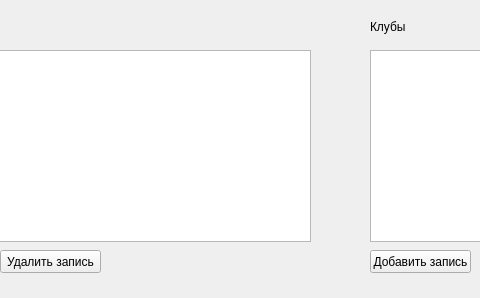
Qt form filling.ui (KelHeor23/SMB_Tournament) before a commit; both pictures show x 130 to 610 and y 0 to 298 of the 729 by 298 pixel window.
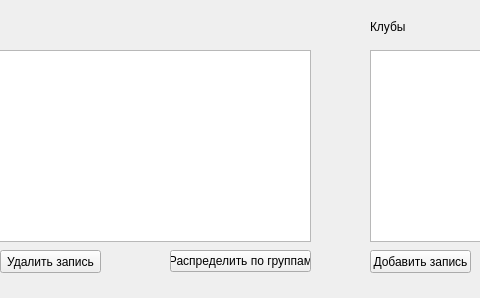
The same form after that commit.

The edit to the form file:
```diff
--- a/filling.ui
+++ b/filling.ui
@@ -123,6 +123,22 @@
     <bool>false</bool>
    </property>
   </widget>
+  <widget class="QPushButton" name="toGroupBtn">
+   <property name="geometry">
+    <rect>
+     <x>300</x>
+     <y>250</y>
+     <width>141</width>
+     <height>22</height>
+    </rect>
+   </property>
+   <property name="text">
+    <string>Распределить по группам</string>
+   </property>
+   <property name="autoDefault">
+    <bool>false</bool>
+   </property>
+  </widget>
  </widget>
  <resources/>
  <connections/>
```
